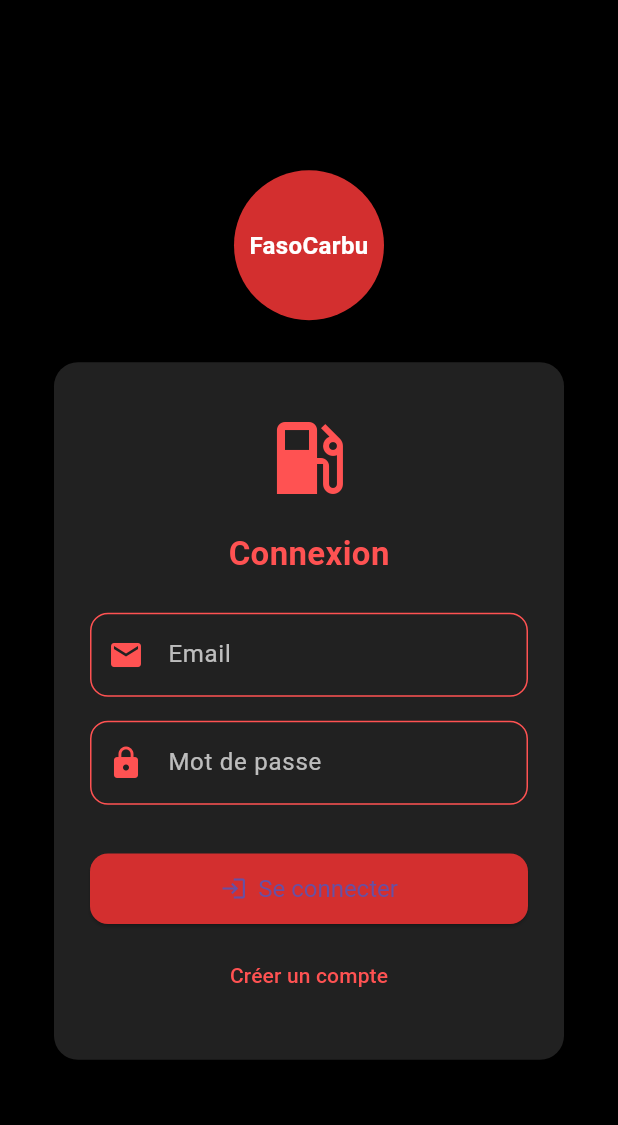
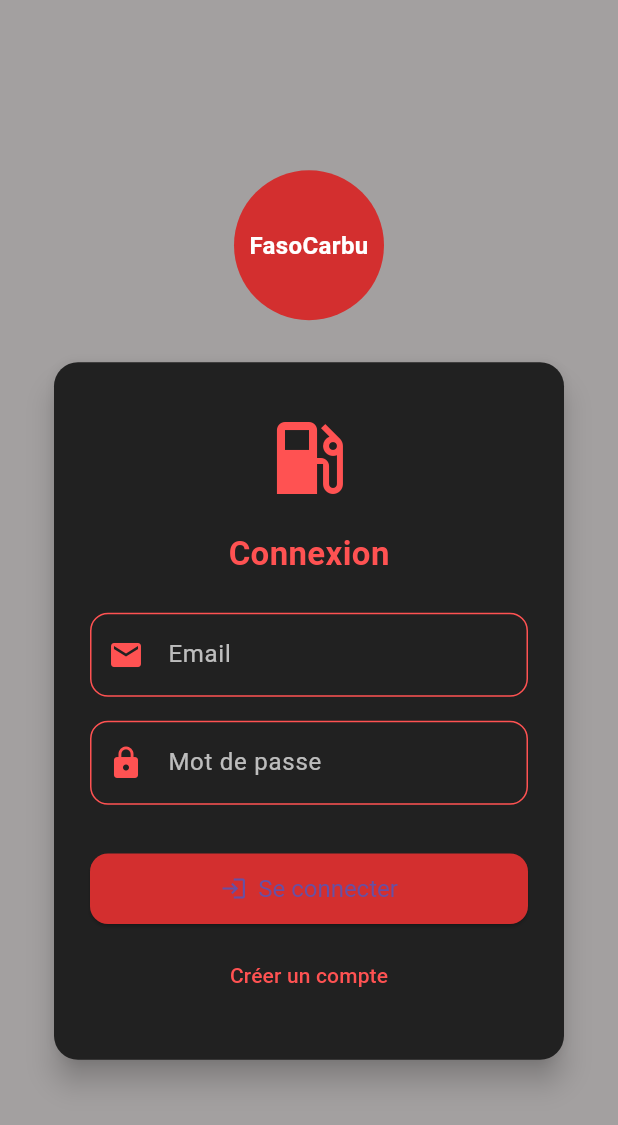
Before and after one commit to aichadev2024/faso_carbu_mobile, a Flutter app: the screen it shows after launch, on a phone screen of 412 x 824 dp. Shown: the top 1125 px of the screen. Run offline on Flutter 3.47's test engine with Material 3 defaults, Android fonts, the phone set to English and light mode, and no system bars; our stand-ins replace connectivity_plus, firebase_core, firebase_messaging, flutter_svg, image_picker, logger and 3 more; missing offline and left inert: mobile_scanner; accounts and stored records are empty.

```diff
--- a/lib/screens/login_screen.dart
+++ b/lib/screens/login_screen.dart
@@ -198,7 +198,7 @@ class _LoginScreenState extends State<LoginScreen>
   @override
   Widget build(BuildContext context) {
     return Scaffold(
-      backgroundColor: Colors.black, // fond noir
+      backgroundColor: const Color.fromRGBO(163, 160, 160, 1), // fond noir
       body: FadeTransition(
         opacity: _fadeAnimation,
         child: Center(
```
